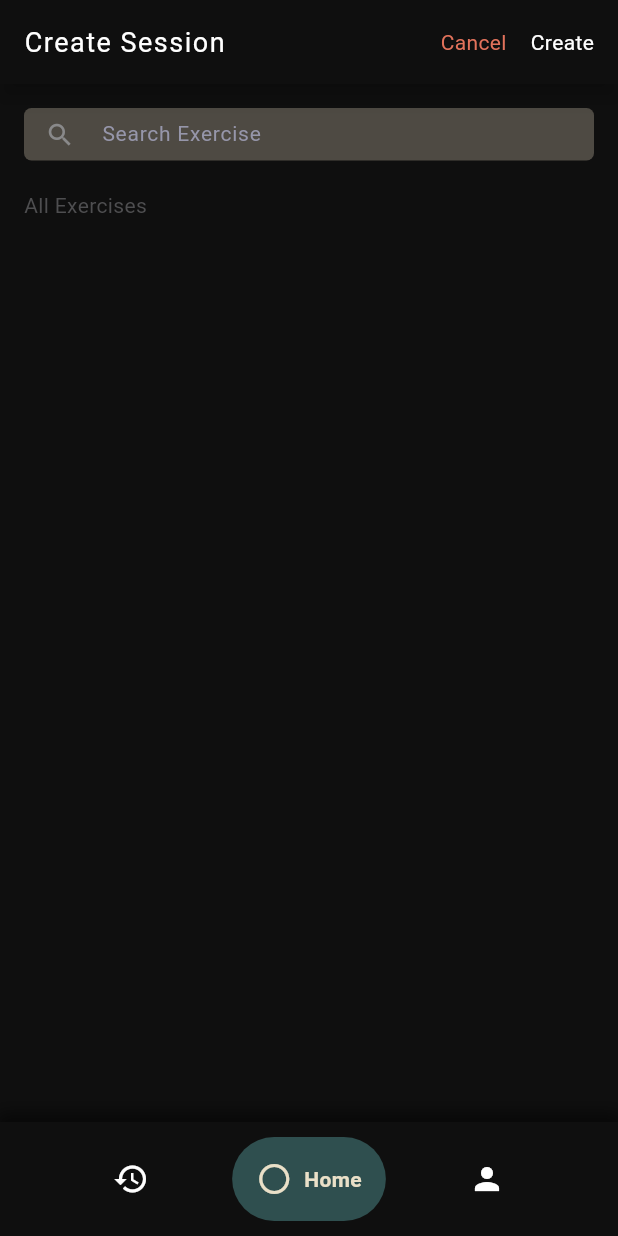
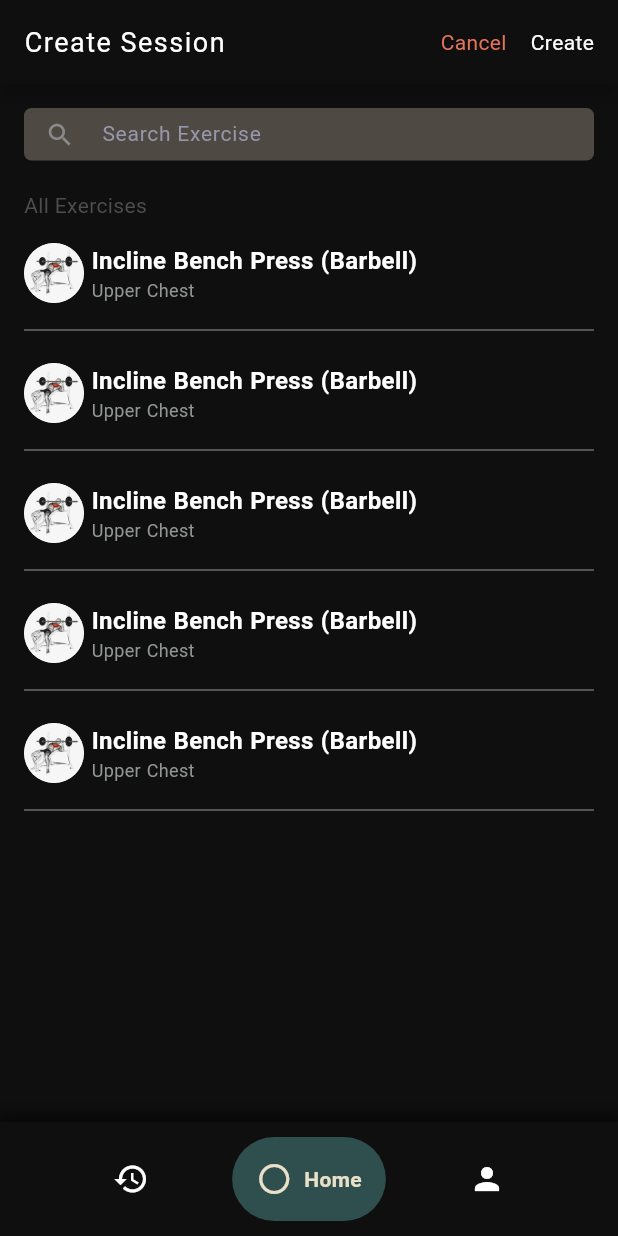
Before and after one commit to zendrexx/workout_app, a Flutter app: the AddExercisePage screen opened by its route, on a phone screen of 412 x 824 dp. Run offline on Flutter 3.47's test engine with Material 3 defaults, Android fonts, the phone set to English and light mode, and no system bars; drawn by our look-alikes of google_nav_bar; our stand-ins replace flutter_heatmap_calendar, go_router.

Commit message:
exercise card widget for add exercise

```diff
--- a/client/lib/features/home/pages/add_exercise_page.dart
+++ b/client/lib/features/home/pages/add_exercise_page.dart
@@ -1,3 +1,4 @@
+import 'package:client/features/home/widgets/exercise_card_widget.dart';
 import 'package:flutter/material.dart';
 import 'package:go_router/go_router.dart';
 
@@ -127,20 +128,21 @@ class _AddExercisePageState extends State<AddExercisePage> {
                       "All Exercises",
                       style: TextStyle(color: Color(0xff4E4E50)),
                     ),
-                    // ListView.builder(
-                    //   shrinkWrap: true,
-                    //   physics: NeverScrollableScrollPhysics(),
-                    //   itemCount: 5,
-                    //   itemBuilder: (context, index) {
-                    //     return GestureDetector(
-                    //       onTap: () => _toggleSession(index),
-                    //       child: exerciseCardWidget(
-                    //         isSelectable: true,
-                    //         isSelected: _selectedSessions.contains(index),
-                    //       ),
-                    //     );
-                    //   },
-                    // ),
+                    SizedBox(height: 10),
+                    ListView.builder(
+                      shrinkWrap: true,
+                      physics: NeverScrollableScrollPhysics(),
+                      itemCount: 5,
+                      itemBuilder: (context, index) {
+                        return GestureDetector(
+                          onTap: () => _toggleSession(index),
+                          child: ExerciseCardWidget(
+                            isSelectable: true,
+                            isSelected: _selectedSessions.contains(index),
+                          ),
+                        );
+                      },
+                    ),
                   ],
                 ),
               ),
--- /dev/null
+++ b/client/lib/features/home/widgets/exercise_card_widget.dart
@@ -0,0 +1,75 @@
+import 'package:flutter/material.dart';
+
+class ExerciseCardWidget extends StatelessWidget {
+  final bool isSelectable;
+  final bool isSelected;
+  final VoidCallback? onTap;
+  const ExerciseCardWidget({
+    super.key,
+    this.isSelectable = false,
+    this.isSelected = false,
+    this.onTap,
+  });
+
+  @override
+  Widget build(BuildContext context) {
+    return Padding(
+      padding: const EdgeInsets.only(top: 5, bottom: 5),
+      child: GestureDetector(
+        onTap: isSelectable ? null : onTap,
+        child: Container(
+          decoration: BoxDecoration(),
+          width: double.infinity,
+          height: 70,
+          child: Column(
+            children: [
+              Row(
+                children: [
+                  if (isSelected) ...[
+                    Container(
+                      height: 40,
+                      width: 5,
+                      decoration: BoxDecoration(
+                        color: const Color(0xffE2725B),
+                        borderRadius: BorderRadius.circular(5),
+                      ),
+                    ),
+                    const SizedBox(width: 20),
+                  ],
+                  const CircleAvatar(
+                    radius: 20,
+                    backgroundImage: AssetImage("assets/images/benchpress.png"),
+                  ),
+                  SizedBox(width: 5),
+                  Column(
+                    crossAxisAlignment: CrossAxisAlignment.start,
+                    children: [
+                      Text(
+                        "Incline Bench Press (Barbell)",
+                        style: TextStyle(
+                          fontSize: 16,
+                          wordSpacing: .5,
+                          fontWeight: FontWeight.w600,
+                        ),
+                      ),
+                      Text(
+                        "Upper Chest",
+                        style: TextStyle(
+                          color: Color(0xff919596),
+                          fontSize: 12,
+                          wordSpacing: .5,
+                        ),
+                      ),
+                    ],
+                  ),
+                ],
+              ),
+              SizedBox(height: 10),
+              Divider(thickness: 0.5),
+            ],
+          ),
+        ),
+      ),
+    );
+  }
+}
```
